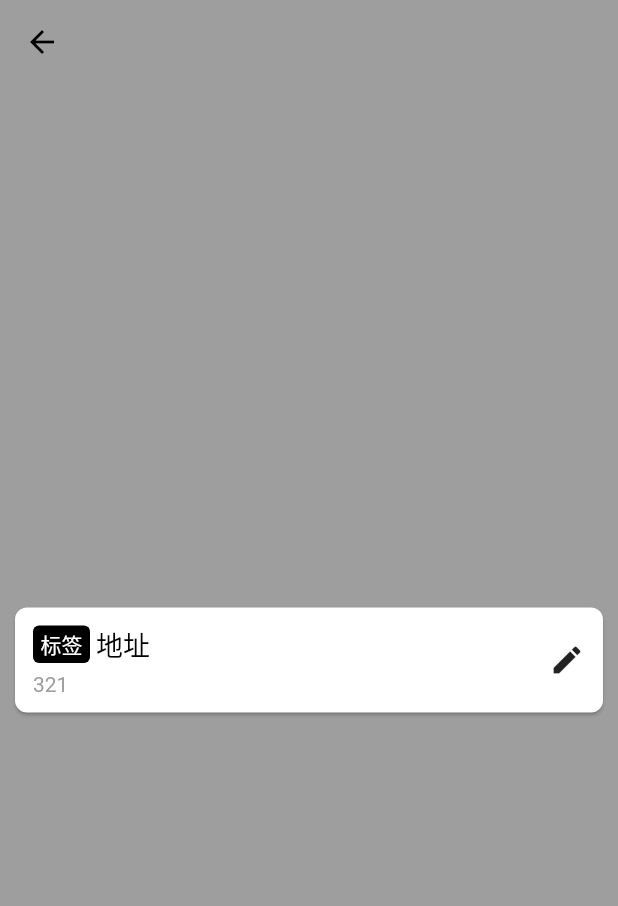
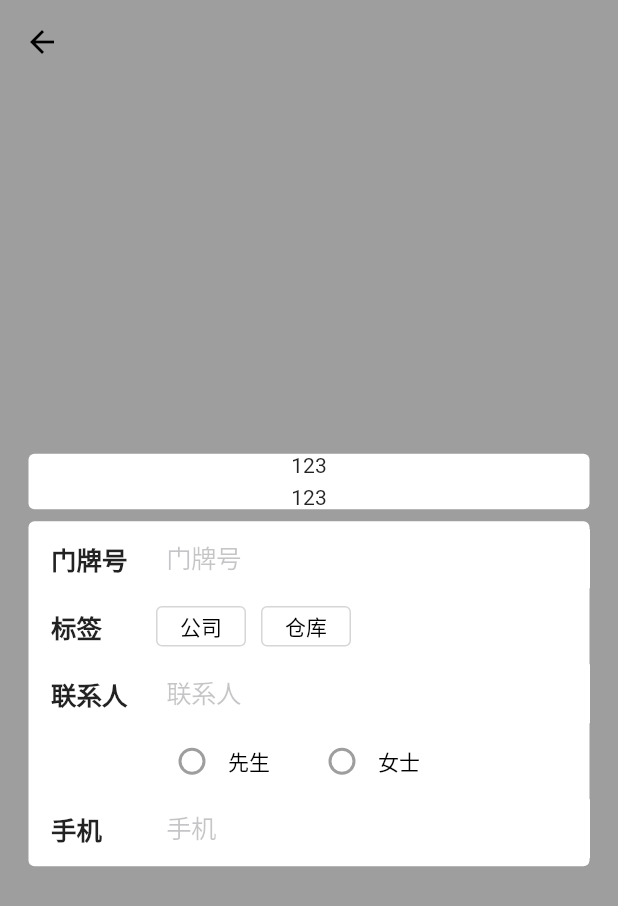
Before and after one commit to QiSky/flutter_uikit, a Flutter app: the screen it shows after launch, on a phone screen of 412 x 824 dp. Shown: the top 906 px of the screen. Run offline on Flutter 3.47's test engine with Material 2 defaults, Android fonts, the phone set to English and light mode, and no system bars; our stand-ins replace cached_network_image.

Commit message:
新增AddressEditCard组件 LabelTag组件增加边框属性

```diff
--- a/example/lib/main.dart
+++ b/example/lib/main.dart
@@ -2,6 +2,7 @@ import 'package:flutter/cupertino.dart';
 import 'package:flutter/material.dart';
 import 'package:flutter_component/components/button/login_way_button.dart';
 import 'package:flutter_component/components/card/address_card.dart';
+import 'package:flutter_component/components/card/address_edit_card.dart';
 import 'package:flutter_component/components/common/circle_image.dart';
 import 'package:flutter_component/components/common/business_lost.dart';
 import 'package:flutter_component/components/common/protocol_description.dart';
@@ -36,9 +37,13 @@ class _MyAppState extends State<MyApp> {
         backgroundColor: Colors.grey,
       ),
       body: Center(
-        child: getAddressCard(),
+        child: getAddressEditCard(),
       ),
     ));
+  }
+
+  Widget getAddressEditCard() {
+    return AddressEditCard();
   }
 
   Widget getAddressCard() {
--- /dev/null
+++ b/lib/components/card/address_edit_card.dart
@@ -0,0 +1,306 @@
+import 'package:flutter/cupertino.dart';
+import 'package:flutter/material.dart';
+import 'package:flutter/widgets.dart';
+import 'package:flutter_component/components/common/label_tag.dart';
+import 'package:flutter_component/components/common/place_holder.dart';
+
+class AddressEditCard extends StatefulWidget {
+  final double latitude;
+
+  final double longitude;
+
+  final String name;
+
+  final int sex;
+
+  final String telephone;
+
+  final String label;
+
+  final String tag;
+
+  final Color tagBgColor;
+
+  final EdgeInsets padding;
+
+  AddressEditCard(
+      {this.latitude = 0.0,
+      this.longitude = 0.0,
+      this.name = '',
+      this.sex = -1,
+      this.telephone = '',
+      this.label = '',
+      this.tag = '',
+      this.tagBgColor = Colors.blue,
+      this.padding = const EdgeInsets.only(left: 15, right: 15)});
+
+  @override
+  State<StatefulWidget> createState() => _AddressEditCardState();
+}
+
+class _AddressEditCardState extends State<AddressEditCard> {
+  late int _sexState;
+
+  late String selectedTag;
+
+  @override
+  void initState() {
+    _sexState = widget.sex;
+    selectedTag = widget.tag;
+    super.initState();
+  }
+
+  @override
+  Widget build(BuildContext context) {
+    return Column(
+      mainAxisSize: MainAxisSize.min,
+      children: [
+        Container(
+          padding: widget.padding,
+          width: double.infinity,
+          child: Card(
+            elevation: 0,
+            child: Column(
+              mainAxisSize: MainAxisSize.min,
+              children: [
+                Text('123'),
+                PlaceHolder(
+                  axis: Axis.vertical,
+                  size: 5,
+                ),
+                Text('123'),
+              ],
+            ),
+          ),
+        ),
+        Container(
+          width: double.infinity,
+          padding: widget.padding,
+          child: Card(
+            elevation: 0,
+            child: Column(
+              mainAxisSize: MainAxisSize.min,
+              children: [
+                PlaceHolder(axis: Axis.vertical, size: 5),
+                Container(
+                  height: 40,
+                  child: Row(
+                    crossAxisAlignment: CrossAxisAlignment.center,
+                    children: [
+                      Container(
+                        alignment: Alignment.centerLeft,
+                        margin: EdgeInsets.only(left: 15),
+                        constraints: BoxConstraints.expand(width: 70),
+                        child: Text(
+                          '门牌号',
+                          style: TextStyle(
+                              fontSize: 17, fontWeight: FontWeight.w600),
+                        ),
+                      ),
+                      Expanded(
+                          child: CupertinoTextField(
+                        placeholder: '门牌号',
+                        decoration: BoxDecoration(
+                            border: Border.all(width: 0, color: Colors.white)),
+                      ))
+                    ],
+                  ),
+                ),
+                PlaceHolder(axis: Axis.vertical, size: 5),
+                Container(
+                  height: 40,
+                  child: Row(
+                    crossAxisAlignment: CrossAxisAlignment.center,
+                    children: [
+                      Container(
+                        margin: EdgeInsets.only(left: 15),
+                        constraints: BoxConstraints.expand(width: 70),
+                        alignment: Alignment.centerLeft,
+                        child: Text(
+                          '标签',
+                          style: TextStyle(
+                              fontSize: 17, fontWeight: FontWeight.w600),
+                        ),
+                      ),
+                      Expanded(
+                          child: Row(
+                        children: [
+                          LabelTag(
+                            text: '公司',
+                            padding: EdgeInsets.only(left: 15, right: 15, top: 2, bottom: 2),
+                            textStyle: TextStyle(color: selectedTag == '公司'? Colors.white: Colors.black),
+                            bgColor: selectedTag == '公司'
+                                ? widget.tagBgColor
+                                : Colors.white,
+                            border: Border.all(
+                                color: selectedTag == '公司'
+                                    ? widget.tagBgColor
+                                    : Color(0xFFD6D6D6)),
+                            clickAction: () {
+                              if(selectedTag == '公司') {
+                                setState(() {
+                                  selectedTag = '';
+                                });
+                              } else {
+                                setState(() {
+                                  selectedTag = '公司';
+                                });
+                              }
+                            },
+                          ),
+                          PlaceHolder(size: 10),
+                          LabelTag(
+                              padding: EdgeInsets.only(left: 15, right: 15, top: 2, bottom: 2),
+                              text: '仓库',
+                              textStyle: TextStyle(color: selectedTag == '仓库'? Colors.white: Colors.black),
+                              bgColor: selectedTag == '仓库'
+                                  ? widget.tagBgColor
+                                  : Colors.white,
+                              border: Border.all(
+                                  color: selectedTag == '仓库'
+                                      ? widget.tagBgColor
+                                      : Color(0xFFD6D6D6)),
+                              clickAction: () {
+                                if(selectedTag == '仓库') {
+                                  setState(() {
+                                    selectedTag = '';
+                                  });
+                                } else {
+                                  setState(() {
+                                    selectedTag = '仓库';
+                                  });
+                                }
+                              },
+                          ),
+
+                        ],
+                      ))
+                    ],
+                  ),
+                ),
+                PlaceHolder(axis: Axis.vertical, size: 5),
+                Container(
+                  height: 40,
+                  child: Row(
+                    crossAxisAlignment: CrossAxisAlignment.center,
+                    children: [
+                      Container(
+                        margin: EdgeInsets.only(left: 15),
+                        constraints: BoxConstraints.expand(width: 70),
+                        alignment: Alignment.centerLeft,
+                        child: Text(
+                          '联系人',
+                          style: TextStyle(
+                              fontSize: 17, fontWeight: FontWeight.w600),
+                        ),
+                      ),
+                      Expanded(
+                          child: CupertinoTextField(
+                        placeholder: '联系人',
+                        decoration: BoxDecoration(
+                            border: Border.all(width: 0, color: Colors.white)),
+                      ))
+                    ],
+                  ),
+                ),
+                PlaceHolder(axis: Axis.vertical, size: 5),
+                Container(
+                  height: 40,
+                  child: Row(
+                    crossAxisAlignment: CrossAxisAlignment.center,
+                    children: [
+                      Container(
+                        margin: EdgeInsets.only(left: 15),
+                        constraints: BoxConstraints.expand(width: 70),
+                      ),
+                      Expanded(
+                          child: Row(
+                        mainAxisSize: MainAxisSize.min,
+                        crossAxisAlignment: CrossAxisAlignment.center,
+                        children: [
+                          Container(
+                              width: 100,
+                              alignment: Alignment.centerLeft,
+                              child: GestureDetector(
+                                child: Row(
+                                  children: [
+                                    Radio(
+                                      value: 1,
+                                      groupValue: _sexState,
+                                      onChanged: null,
+                                    ),
+                                    Text(
+                                      '先生',
+                                      style: TextStyle(color: Colors.black),
+                                    ),
+                                  ],
+                                ),
+                                onTap: () {
+                                  setState(() {
+                                    _sexState = 1;
+                                  });
+                                },
+                              )),
+                          Container(
+                              width: 100,
+                              alignment: Alignment.centerLeft,
+                              child: GestureDetector(
+                                child: Row(
+                                  children: [
+                                    Radio(
+                                      value: 0,
+                                      groupValue: _sexState,
+                                      onChanged: null,
+                                    ),
+                                    Text(
+                                      '女士',
+                                      style: TextStyle(color: Colors.black),
+                                    ),
+                                  ],
+                                ),
+                                onTap: () {
+                                  setState(() {
+                                    _sexState = 0;
+                                  });
+                                },
+                              )),
+                          Spacer()
+                        ],
+                      ))
+                    ],
+                  ),
+                ),
+                PlaceHolder(axis: Axis.vertical, size: 5),
+                Container(
+                  height: 40,
+                  child: Row(
+                    crossAxisAlignment: CrossAxisAlignment.center,
+                    children: [
+                      Container(
+                        margin: EdgeInsets.only(left: 15),
+                        constraints: BoxConstraints.expand(width: 70),
+                        alignment: Alignment.centerLeft,
+                        child: Text(
+                          '手机',
+                          style: TextStyle(
+                              fontSize: 17, fontWeight: FontWeight.w600),
+                        ),
+                      ),
+                      Expanded(
+                          child: CupertinoTextField(
+                        placeholder: '手机',
+                        decoration: BoxDecoration(
+                            border: Border.all(width: 0, color: Colors.white)),
+                      ))
+                    ],
+                  ),
+                ),
+                PlaceHolder(axis: Axis.vertical, size: 5),
+              ],
+            ),
+          ),
+        ),
+      ],
+    );
+  }
+}
--- a/lib/components/common/label_tag.dart
+++ b/lib/components/common/label_tag.dart
@@ -14,6 +14,8 @@ class LabelTag extends StatelessWidget {
 
   final Function? clickAction;
 
+  final BoxBorder? border;
+
   LabelTag(
       {this.radius = 4,
       this.bgColor = Colors.black,
@@ -21,6 +23,7 @@ class LabelTag extends StatelessWidget {
       this.textStyle = const TextStyle(),
       this.padding =
           const EdgeInsets.only(left: 5, right: 5, top: 2, bottom: 2),
+      this.border = const Border(),
       this.clickAction});
 
   @override
@@ -29,6 +32,7 @@ class LabelTag extends StatelessWidget {
       child: Container(
           decoration: BoxDecoration(
             borderRadius: BorderRadius.circular(radius),
+            border: border,
             color: bgColor,
           ),
           padding: padding,
```
